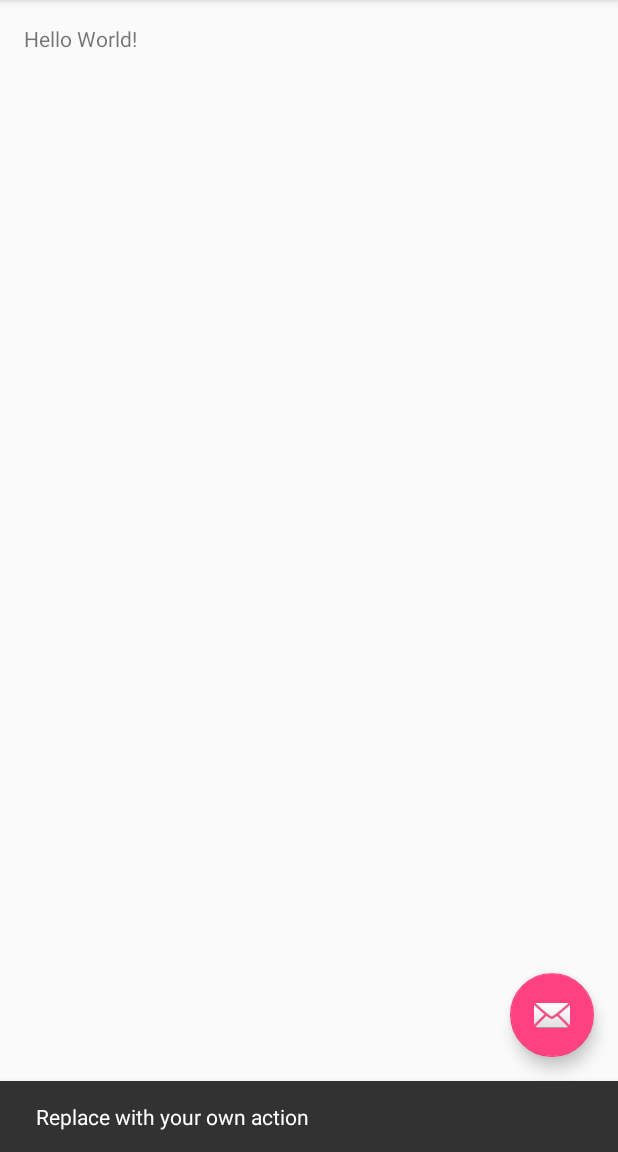
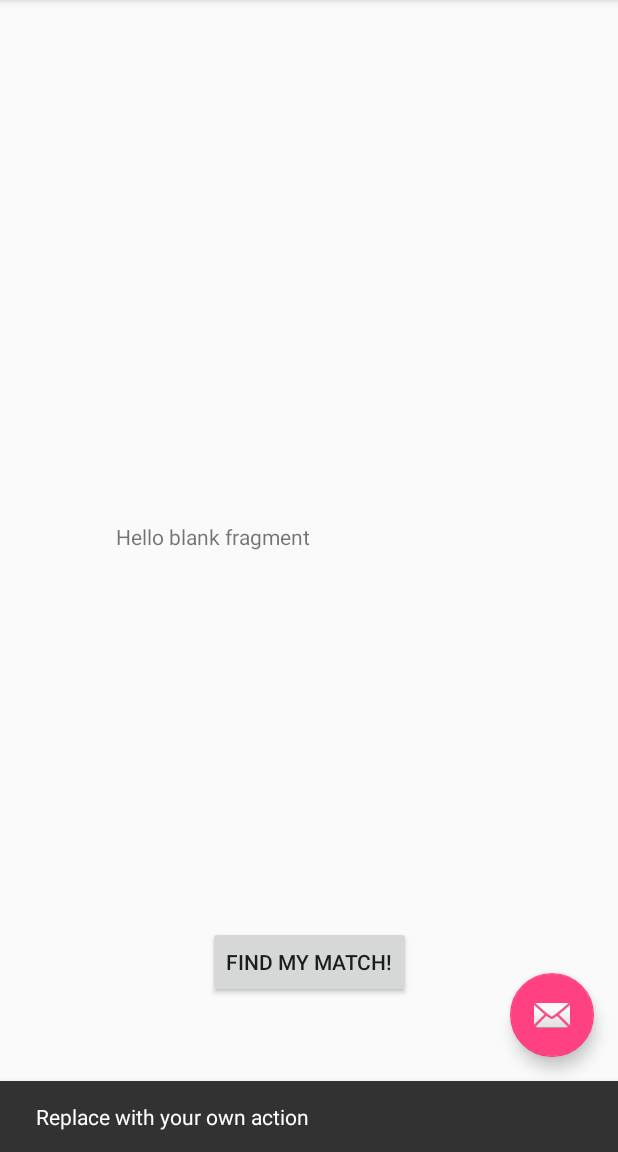
Before and after one commit to kirbykasischke192/PB-J-Appathon, an Android app: the screen it shows after launch (StartQuizActivity), after a tap on an icon or button, on a phone screen of 412 x 824 dp, the part 84-1236 px from its top. Run offline under Robolectric (Android 15) with nearby library versions, the phone set to English and light mode, and no system bars.

Commit message:
Got start fragment to show

```diff
--- a/app/build.gradle
+++ b/app/build.gradle
@@ -26,5 +26,8 @@ dependencies {
     })
     compile 'com.android.support:appcompat-v7:24.2.1'
     compile 'com.android.support:design:24.2.1'
+    compile 'com.android.support:support-v4:24.2.1'
     testCompile 'junit:junit:4.12'
+    compile 'com.android.support.constraint:constraint-layout:1.0.0-beta3'
+
 }
--- /dev/null
+++ b/app/src/main/java/com/example/kirby/pbharmony/StartFragment.java
@@ -0,0 +1,108 @@
+package com.example.kirby.pbharmony;
+
+import android.content.Context;
+import android.net.Uri;
+import android.os.Bundle;
+import android.support.v4.app.Fragment;
+import android.view.LayoutInflater;
+import android.view.View;
+import android.view.ViewGroup;
+
+
+/**
+ * A simple {@link Fragment} subclass.
+ * Activities that contain this fragment must implement the
+ * {@link StartFragment.OnFragmentInteractionListener} interface
+ * to handle interaction events.
+ * Use the {@link StartFragment#newInstance} factory method to
+ * create an instance of this fragment.
+ */
+public class StartFragment extends Fragment {
+    // TODO: Rename parameter arguments, choose names that match
+    // the fragment initialization parameters, e.g. ARG_ITEM_NUMBER
+    private static final String ARG_PARAM1 = "param1";
+    private static final String ARG_PARAM2 = "param2";
+
+    // TODO: Rename and change types of parameters
+    private String mParam1;
+    private String mParam2;
+
+//    private OnFragmentInteractionListener mListener;
+
+    public StartFragment() {
+        // Required empty public constructor
+    }
+
+    /**
+     * Use this factory method to create a new instance of
+     * this fragment using the provided parameters.
+     *
+     * @param param1 Parameter 1.
+     * @param param2 Parameter 2.
+     * @return A new instance of fragment StartFragment.
+     */
+    // TODO: Rename and change types and number of parameters
+    public static StartFragment newInstance(String param1, String param2) {
+        StartFragment fragment = new StartFragment();
+        Bundle args = new Bundle();
+        args.putString(ARG_PARAM1, param1);
+        args.putString(ARG_PARAM2, param2);
+        fragment.setArguments(args);
+        return fragment;
+    }
+
+    @Override
+    public void onCreate(Bundle savedInstanceState) {
+        super.onCreate(savedInstanceState);
+        if (getArguments() != null) {
+            mParam1 = getArguments().getString(ARG_PARAM1);
+            mParam2 = getArguments().getString(ARG_PARAM2);
+        }
+    }
+
+    @Override
+    public View onCreateView(LayoutInflater inflater, ViewGroup container,
+                             Bundle savedInstanceState) {
+        // Inflate the layout for this fragment
+        return inflater.inflate(R.layout.fragment_start, container, false);
+    }
+//
+//    // TODO: Rename method, update argument and hook method into UI event
+//    public void onButtonPressed(Uri uri) {
+//        if (mListener != null) {
+//            mListener.onFragmentInteraction(uri);
+//        }
+//    }
+//
+//    @Override
+//    public void onAttach(Context context) {
+//        super.onAttach(context);
+//        if (context instanceof OnFragmentInteractionListener) {
+//            mListener = (OnFragmentInteractionListener) context;
+//        } else {
+//            throw new RuntimeException(context.toString()
+//                    + " must implement OnFragmentInteractionListener");
+//        }
+//    }
+//
+//    @Override
+//    public void onDetach() {
+//        super.onDetach();
+//        mListener = null;
+//    }
+//
+//    /**
+//     * This interface must be implemented by activities that contain this
+//     * fragment to allow an interaction in this fragment to be communicated
+//     * to the activity and potentially other fragments contained in that
+//     * activity.
+//     * <p>
+//     * See the Android Training lesson <a href=
+//     * "http://developer.android.com/training/basics/fragments/communicating.html"
+//     * >Communicating with Other Fragments</a> for more information.
+//     */
+//    public interface OnFragmentInteractionListener {
+//        // TODO: Update argument type and name
+//        void onFragmentInteraction(Uri uri);
+//    }
+}
--- a/app/src/main/res/layout/content_start_quiz.xml
+++ b/app/src/main/res/layout/content_start_quiz.xml
@@ -1,20 +1,9 @@
-<?xml version="1.0" encoding="utf-8"?>
-<RelativeLayout xmlns:android="http://schemas.android.com/apk/res/android"
+<fragment xmlns:android="http://schemas.android.com/apk/res/android"
     xmlns:app="http://schemas.android.com/apk/res-auto"
     xmlns:tools="http://schemas.android.com/tools"
-    android:id="@+id/content_start_quiz"
+    android:id="@+id/main_fragment"
+    android:name="com.example.kirby.pbharmony.StartFragment"
     android:layout_width="match_parent"
     android:layout_height="match_parent"
-    android:paddingBottom="@dimen/activity_vertical_margin"
-    android:paddingLeft="@dimen/activity_horizontal_margin"
-    android:paddingRight="@dimen/activity_horizontal_margin"
-    android:paddingTop="@dimen/activity_vertical_margin"
     app:layout_behavior="@string/appbar_scrolling_view_behavior"
-    tools:context="com.example.kirby.pbharmony.StartQuizActivity"
-    tools:showIn="@layout/activity_start_quiz">
-
-    <TextView
-        android:layout_width="wrap_content"
-        android:layout_height="wrap_content"
-        android:text="Hello World!" />
-</RelativeLayout>
+    tools:layout="@layout/fragment_start" />
--- /dev/null
+++ b/app/src/main/res/layout/fragment_start.xml
@@ -0,0 +1,46 @@
+<android.support.constraint.ConstraintLayout xmlns:android="http://schemas.android.com/apk/res/android"
+    xmlns:app="http://schemas.android.com/apk/res-auto"
+    xmlns:tools="http://schemas.android.com/tools"
+    android:layout_width="match_parent"
+    android:layout_height="match_parent"
+    tools:context="com.example.kirby.pbharmony.StartFragment">
+
+    <!-- TODO: Update blank fragment layout -->
+
+
+    <TextView
+        android:layout_width="279dp"
+        android:layout_height="190dp"
+        android:text="@string/hello_blank_fragment"
+        android:padding="15dp"
+        tools:layout_constraintTop_creator="1"
+        tools:layout_constraintRight_creator="1"
+        android:layout_marginStart="8dp"
+        android:layout_marginEnd="8dp"
+        app:layout_constraintRight_toRightOf="parent"
+        tools:layout_constraintLeft_creator="1"
+        app:layout_constraintLeft_toLeftOf="parent"
+        app:layout_constraintTop_toTopOf="parent"
+        android:id="@+id/textView"
+        android:layout_marginTop="160dp"
+        app:layout_constraintBottom_toBottomOf="parent"
+        android:layout_marginBottom="16dp"
+        app:layout_constraintVertical_bias="0.43"
+        app:layout_constraintHorizontal_bias="0.46" />
+
+    <Button
+        android:text="Find My Match!"
+        android:layout_width="wrap_content"
+        android:layout_height="wrap_content"
+        android:id="@+id/button2"
+        app:layout_constraintBottom_toBottomOf="parent"
+        android:layout_marginBottom="16dp"
+        android:layout_marginEnd="16dp"
+        app:layout_constraintRight_toRightOf="parent"
+        android:layout_marginStart="16dp"
+        app:layout_constraintLeft_toLeftOf="parent"
+        android:layout_marginTop="8dp"
+        app:layout_constraintTop_toBottomOf="@+id/textView" />
+
+
+</android.support.constraint.ConstraintLayout>
--- a/app/src/main/res/values/strings.xml
+++ b/app/src/main/res/values/strings.xml
@@ -1,4 +1,7 @@
 <resources>
     <string name="app_name">PBHarmony</string>
     <string name="action_settings">Settings</string>
+
+    <!-- TODO: Remove or change this placeholder text -->
+    <string name="hello_blank_fragment">Hello blank fragment</string>
 </resources>
```
Also changed, not shown: app/src/main/java/com/example/kirby/pbharmony/QuestionFragment.java (added, +108 -0 lines), app/src/main/java/com/example/kirby/pbharmony/ResultFragment.java (added, +108 -0 lines), app/src/main/res/layout/fragment_question.xml (added, +13 -0 lines), app/src/main/res/layout/fragment_result.xml (added, +13 -0 lines).
